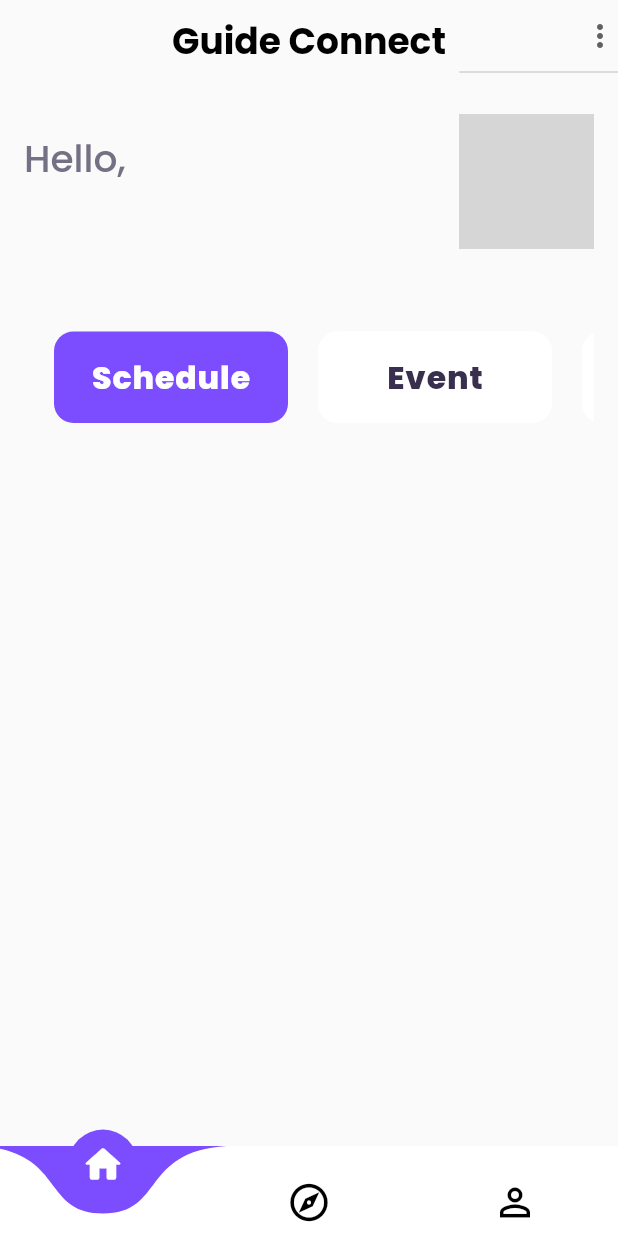
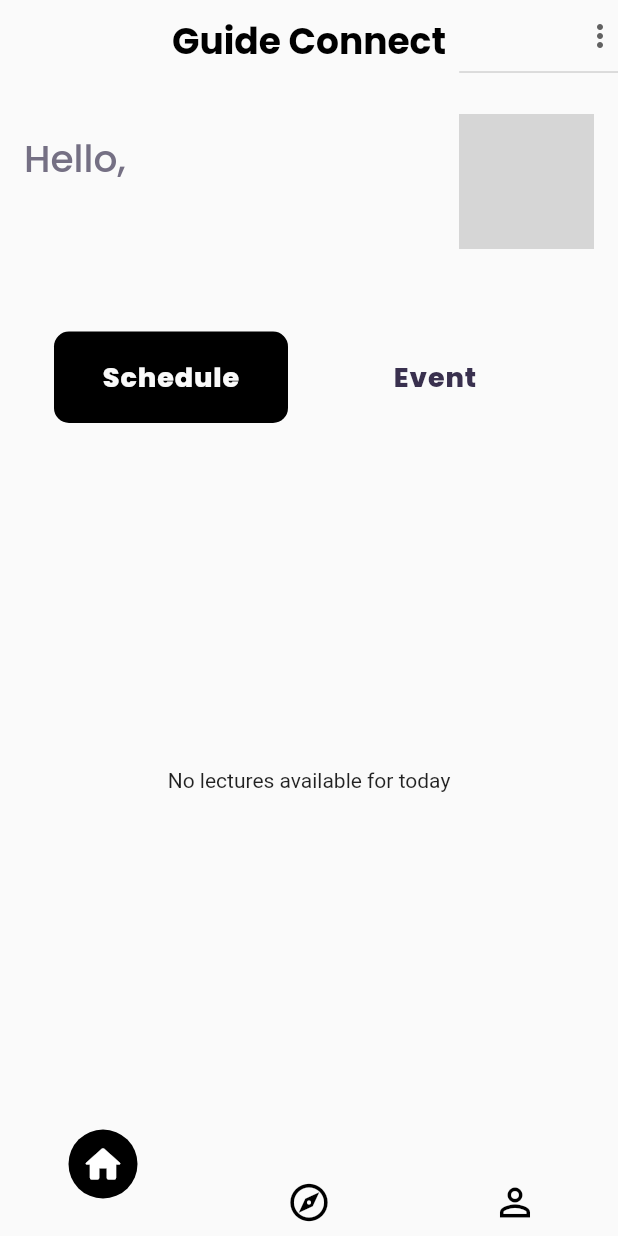
Before and after one commit to OneDvishal/Guide_connect, a Flutter app: the screen it shows once a user with an empty profile is signed in, on a phone screen of 412 x 824 dp. Run offline on Flutter 3.47's test engine with Material 2 defaults, Android fonts, the phone set to English and light mode, and no system bars; drawn by our look-alikes of curved_navigation_bar; our stand-ins replace cloud_firestore, firebase_auth, firebase_core, firebase_storage, google_fonts, image_picker; accounts and stored records are empty; network calls fail; grey boxes are pictures that could not be loaded.

Commit message:
Added Change Timetable Options

```diff
--- a/lib/component/InspectButton.dart
+++ b/lib/component/InspectButton.dart
@@ -23,9 +23,9 @@ class InspectButton extends StatelessWidget {
             height: double.infinity,
             decoration: BoxDecoration(
               color: Ison == InspectName
-                  ? Colors.deepPurpleAccent
-                  : const Color.fromARGB(255, 255, 255, 255),
-              borderRadius: BorderRadius.circular(13),
+                  ? Colors.black
+                  : Theme.of(context).scaffoldBackgroundColor,
+              borderRadius: BorderRadius.circular(10),
             ),
             child: Center(
               child: TextButton(
@@ -37,10 +37,10 @@ class InspectButton extends StatelessWidget {
                   style: GoogleFonts.poppins(
                     letterSpacing: 0.6,
                     color: Ison == InspectName
-                        ? const Color(0xffFEFEFE)
+                        ? Theme.of(context).scaffoldBackgroundColor
                         : const Color(0xff39304E),
                     textStyle: const TextStyle(
-                        fontWeight: FontWeight.w800, fontSize: 21),
+                        fontWeight: FontWeight.w800, fontSize: 18),
                   ),
                 ),
               ),
--- a/lib/component/nevBar.dart
+++ b/lib/component/nevBar.dart
@@ -34,12 +34,12 @@ class _nevBarState extends State<nevBar> {
               Icon(
                 Icons.perm_identity,
                 size: 30,
-                color: _page==3? Colors.white:Colors.black,
+                color: _page==2? Colors.white:Colors.black,
               ),
             ],
-            color: Colors.white,
-            buttonBackgroundColor: Colors.deepPurpleAccent,
-            backgroundColor: Colors.deepPurpleAccent,
+            color: Theme.of(context).scaffoldBackgroundColor,
+            buttonBackgroundColor: Colors.black,
+            backgroundColor: Theme.of(context).scaffoldBackgroundColor,
             animationCurve: Curves.decelerate,
 
             animationDuration: const Duration(milliseconds: 600),
--- a/lib/component/timetable.dart
+++ b/lib/component/timetable.dart
@@ -1,53 +1,171 @@
+import 'package:flutter/material.dart';
 import 'package:cloud_firestore/cloud_firestore.dart';
-import 'package:flutter/material.dart';
-import 'package:google_fonts/google_fonts.dart';
+
+import '../screen/edit_schedule_screen.dart';
 
 class TimeTableScreen extends StatelessWidget {
+  // void createLectures() async {
+  //   // Create a Firestore instance
+  // final FirebaseFirestore firestore = FirebaseFirestore.instance;
+
+  //   // Define the lectures for each day
+  //   final mondayLectures = [
+  //     {
+  //       "lecture": "English",
+  //       "time": "10:00 AM",
+  //     },
+  //     {
+  //       "lecture": "Math",
+  //       "time": "11:00 AM",
+  //     },
+  //     // Add more lectures for Monday if needed
+  //   ];
+
+  //   final tuesdayLectures = [
+  //     {
+  //       "lecture": "Science",
+  //       "time": "9:00 AM",
+  //     },
+  //     // Add more lectures for Tuesday if needed
+  //   ];
+
+  // final saturdayLectures = [
+  //   {
+  //     "lecture": null,
+  //     "time": null,
+  //   },
+  //   // Add more lectures for Wednesday if needed
+  // ];
+
+  //   final thursdayLectures = [
+  //     {
+  //       "lecture": "OS",
+  //       "time": "2:00 PM",
+  //     },
+  //     // Add more lectures for Thursday if needed
+  //   ];
+
+  //   // Create the lectures subcollection for each day
+  //   await firestore
+  //       .collection('schedule')
+  //       .doc('monday')
+  //       .set({'lectures': mondayLectures});
+
+  //   await firestore
+  //       .collection('schedule')
+  //       .doc('tuesday')
+  //       .set({'lectures': tuesdayLectures});
+
+  //   await firestore
+  //       .collection('schedule')
+  //       .doc('wednesday')
+  //       .set({'lectures': wednesdayLectures});
+
+  // await firestore
+  //     .collection('schedule')
+  //     .doc('saturday')
+  //     .set({'lectures': saturdayLectures});
+
+  //   print('Lectures created successfully!');
+  // }
+
   @override
   Widget build(BuildContext context) {
+    // Call the createLectures function to create the lectures in Firestore
+    // createLectures();
+
     return Expanded(
-      child: StreamBuilder(
+      child: StreamBuilder<DocumentSnapshot>(
         stream: FirebaseFirestore.instance
             .collection('schedule')
-            .orderBy('atcreate', descending: false)
+            .doc(_getDayOfWeek(DateTime.now().weekday))
             .snapshots(),
         builder: (context, snapshot) {
-          final _timetable = snapshot.data?.docs;
-          var timetablelen;
-          timetablelen=0;
-          if(_timetable?.length != null){
-              timetablelen=_timetable?.length;
+          if (snapshot.connectionState == ConnectionState.waiting) {
+            // Display a loading indicator while waiting for data
+            return const Center(
+              child: CircularProgressIndicator(),
+            );
           }
 
+          if (snapshot.hasError) {
+            // Handle any errors that occurred while fetching the data
+            return const Center(
+              child: Text('Error occurred'),
+            );
+          }
+
+          final timetableData = snapshot.data?.data();
+          if (timetableData == null || timetableData is! Map<String, dynamic>) {
+            // Handle the case when the data is null or not in the expected format
+            return const Center(
+              child: Text('No lectures available for today'),
+            );
+          }
+
+          final lectures = timetableData['lectures'] as List<dynamic>;
+          // if (lectures == null || lectures.isEmpty) {
+          //   // Handle the case when there are no lectures for the current day
+          //   return const Center(
+          //     child: Text('No lectures available for today'),
+          //   );
+          // }
+
           return ListView.separated(
-            itemCount: timetablelen ,
+            itemCount: lectures.length,
             separatorBuilder: (BuildContext context, int index) =>
-                SizedBox(height: 16),
+                const SizedBox(height: 16),
             itemBuilder: (BuildContext context, int index) {
-              // print(_timetable?[index]['Time']);
+              final lecture = lectures[index]['lecture'] as String?;
+              final time = lectures[index]['time'] as String?;
+
+              if (lecture == null || time == null) {
+                // Handle the case when lecture or time is null
+                return const SizedBox.shrink(); // or any other fallback UI
+              }
+
               return Container(
-                padding: EdgeInsets.symmetric(horizontal: 16, vertical: 8),
+                padding:
+                    const EdgeInsets.symmetric(horizontal: 16, vertical: 8),
                 decoration: BoxDecoration(
-                  color: Colors.deepPurple,
+                  color: Colors.black,
                   borderRadius: BorderRadius.circular(10),
                 ),
                 child: ListTile(
+                  onTap: () {
+                    Navigator.push(
+                      context,
+                      MaterialPageRoute(
+                        builder: (context) => EditScheduleScreen(
+                            scheduleId: _getDayOfWeek(DateTime.now().weekday)),
+                      ),
+                    );
+                  },
                   title: Text(
-                    _timetable?[index]['monday']['Lecture'],
+                    lecture,
                     style: const TextStyle(
                       color: Colors.white,
+                      letterSpacing: 1.3,
+                      fontWeight: FontWeight.bold,
                       fontFamily: 'Poppins',
                     ),
                   ),
                   subtitle: Text(
-                    _timetable?[index]['monday']['Time'],
+                    time,
                     style: TextStyle(
                       color: Colors.white.withOpacity(0.7),
                       fontFamily: 'Poppins',
                     ),
                   ),
                   leading: CircleAvatar(
-                    child: Text('${index + 1}'),
+                    backgroundColor: Theme.of(context).scaffoldBackgroundColor,
+                    child: Text(
+                      '${index + 1}',
+                      style: const TextStyle(
+                        color: Colors.black,
+                        fontWeight: FontWeight.bold,
+                      ),
+                    ),
                   ),
                 ),
               );
@@ -57,4 +175,24 @@ class TimeTableScreen extends StatelessWidget {
       ),
     );
   }
+
+  String _getDayOfWeek(int day) {
+    switch (day) {
+      case DateTime.monday:
+        return 'monday';
+      case DateTime.tuesday:
+        return 'tuesday';
+      case DateTime.wednesday:
+        return 'wednesday';
+      case DateTime.thursday:
+        return 'thursday';
+      case DateTime.friday:
+        return 'friday';
+      case DateTime.saturday:
+        return 'saturday';
+      case DateTime.sunday:
+        return 'sunday';
+    }
+    throw Exception('Invalid day of week');
+  }
 }
--- a/lib/component/update_schedule.dart
+++ b/lib/component/update_schedule.dart
@@ -2,6 +2,7 @@ import 'package:flutter/material.dart';
 import 'package:intl/intl.dart';
 
 class UpdateSchedule extends StatelessWidget {
+
   const UpdateSchedule({super.key});
 
   @override
--- a/lib/main.dart
+++ b/lib/main.dart
@@ -16,6 +16,7 @@ class MyApp extends StatelessWidget {
   @override
   Widget build(BuildContext context) {
     return MaterialApp(
+      debugShowCheckedModeBanner: false,
 
       // routes,
       home:StreamBuilder(
--- a/lib/screen/ProfileScreen.dart
+++ b/lib/screen/ProfileScreen.dart
@@ -59,6 +59,7 @@ class _ProfileState extends State<Profile> {
       });
     }
   }
+
 
   @override
   Widget build(BuildContext context) {
@@ -167,7 +168,7 @@ class _ProfileState extends State<Profile> {
                 children: [
                   InspectButton("Schedule", _clicked, _Ison),
                   InspectButton("Event", _clicked, _Ison),
-                  InspectButton("Assingment", _clicked, _Ison),
+                  InspectButton("Notifications", _clicked, _Ison),
                 ],
               ),
             ),
@@ -178,6 +179,8 @@ class _ProfileState extends State<Profile> {
       ),
       floatingActionButton: showFloatingActionButton
           ? FloatingActionButton(
+              // focusColor: Colors.black,
+              backgroundColor: Colors.black,
               onPressed: () {
                 showModalBottomSheet<void>(
                   context: context,
```
Also changed, not shown: lib/component/add_admin.dart (+5 -3 lines), lib/screen/edit_schedule_screen.dart (added, +112 -0 lines).
